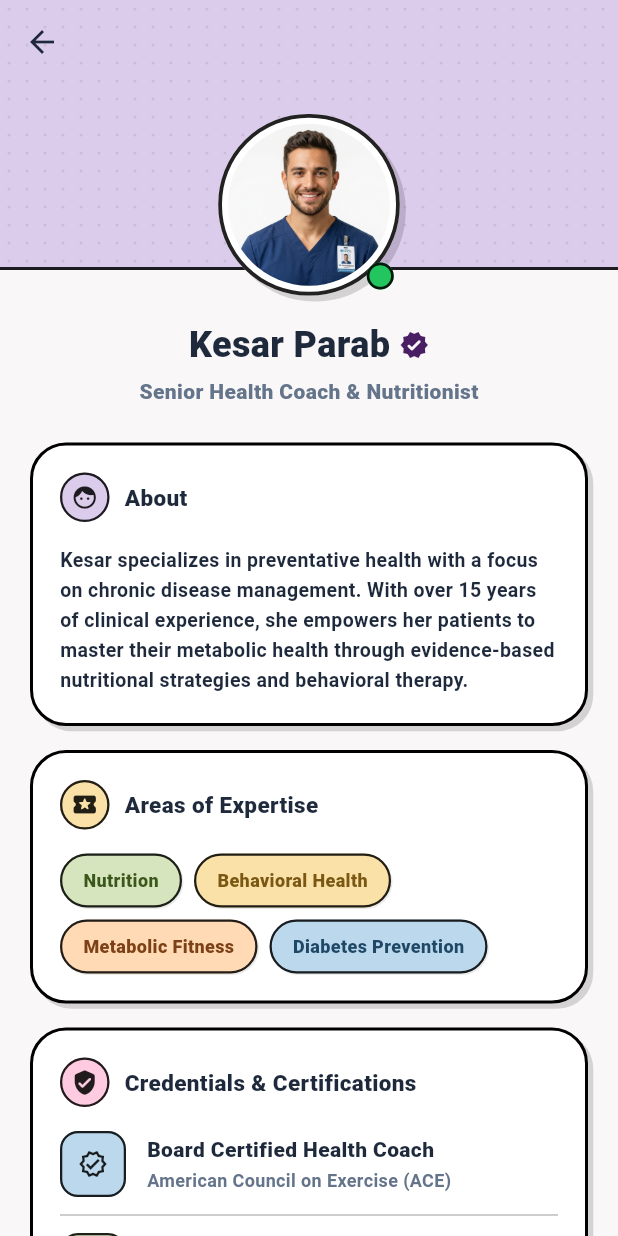
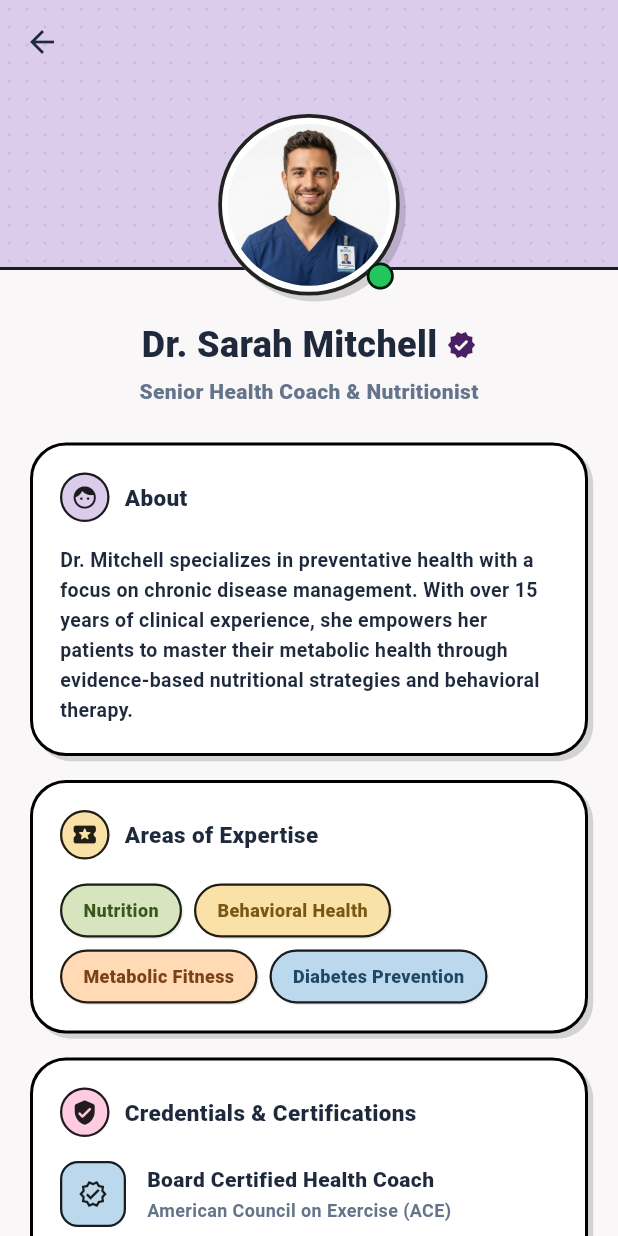
Before and after one commit to KesarPP/DPPHealis, a Flutter app: the CoachProfileScreen screen opened directly, on a phone screen of 412 x 824 dp. Run offline on Flutter 3.47's test engine with Material 3 defaults, Android fonts, the phone set to English and light mode, and no system bars; our stand-ins replace cloud_firestore, firebase_auth, firebase_core, fl_chart, font_awesome_flutter, image_picker and 4 more; accounts and stored records are empty; statements that could not run were skipped.

Commit message:
Keep Dr. Sarah Mitchell as the default fallback coach and prioritize custom coach profiles when Firestore is queried

```diff
--- a/lib/models/coach_profile.dart
+++ b/lib/models/coach_profile.dart
@@ -38,8 +38,7 @@ class CoachProfile {
     final email = map['email'] as String? ?? defaultEmail;
     final isDefaultCoach = email.toLowerCase() == 'coach@healis.org' ||
                            email.toLowerCase() == 'sarah.mitchell@healis.org' ||
-                           email.toLowerCase() == 'default_coach' ||
-                           email.toLowerCase() == 'kesar.parab@healis.org';
+                           email.toLowerCase() == 'default_coach';
 
     final rawCredentials = map['credentials'] as List<dynamic>?;
     final List<Map<String, String>> parsedCredentials = [];
@@ -67,7 +66,7 @@ class CoachProfile {
       title: map['title'] as String? ?? (isDefaultCoach ? 'Senior Health Coach & Nutritionist' : ''),
       about: map['about'] as String? ??
           (isDefaultCoach
-              ? 'Kesar specializes in preventative health with a focus on chronic disease management. With over 15 years of clinical experience, she empowers her patients to master their metabolic health through evidence-based nutritional strategies and behavioral therapy.'
+              ? 'Dr. Mitchell specializes in preventative health with a focus on chronic disease management. With over 15 years of clinical experience, she empowers her patients to master their metabolic health through evidence-based nutritional strategies and behavioral therapy.'
               : ''),
       specializations: parsedSpecs,
       credentials: parsedCredentials.isNotEmpty
--- a/lib/screens/coach_chat_screen.dart
+++ b/lib/screens/coach_chat_screen.dart
@@ -46,7 +46,7 @@ class _CoachChatScreenState extends State<CoachChatScreen> {
   final List<Map<String, dynamic>> _messages = [
     {
       'isUser': false,
-      'text': 'Hi Jannice! I am Kesar Parab, your dedicated health coach. How are you feeling today?',
+      'text': 'Hi Jannice! I am Dr. Sarah Mitchell, your dedicated health coach. How are you feeling today?',
       'time': '09:00 AM',
     },
     {
@@ -242,7 +242,7 @@ Widget build(BuildContext context) {
         IconButton(
           icon: const Icon(Icons.phone_outlined, color: GelatoTheme.textDark, size: 22),
           onPressed: () {
-            final name = _coachProfile?.name ?? 'Kesar Parab';
+            final name = _coachProfile?.name ?? 'Dr. Sarah Mitchell';
             ScaffoldMessenger.of(context).showSnackBar(
               SnackBar(
                 content: Text('Starting voice call with $name...'),
@@ -254,7 +254,7 @@ Widget build(BuildContext context) {
         IconButton(
           icon: const Icon(Icons.videocam_outlined, color: GelatoTheme.textDark, size: 22),
           onPressed: () {
-            final name = _coachProfile?.name ?? 'Kesar Parab';
+            final name = _coachProfile?.name ?? 'Dr. Sarah Mitchell';
             ScaffoldMessenger.of(context).showSnackBar(
               SnackBar(
                 content: Text('Starting video call with $name...'),
@@ -279,7 +279,7 @@ Widget build(BuildContext context) {
             itemCount: _messages.length + 1, // +1 for the welcome header card
             itemBuilder: (context, index) {
               if (index == 0) {
-                return _buildWelcomeCard(_coachProfile?.name ?? 'Kesar Parab');
+                return _buildWelcomeCard(_coachProfile?.name ?? 'Dr. Sarah Mitchell');
               }
               final message = _messages[index - 1];
               final isUser = message['isUser'] as bool;
@@ -351,7 +351,7 @@ Widget _buildWelcomeCard(String coachName) {
         ),
         const SizedBox(height: 12),
         Text(
-          '${coachName == 'Kesar Parab' ? 'Kesar' : coachName} is here to guide you through your Diabetes Prevention Program. Ask about meal planning, increasing fitness, or review metabolic health insights together.',
+          '${coachName == 'Dr. Sarah Mitchell' ? 'Dr. Mitchell' : coachName} is here to guide you through your Diabetes Prevention Program. Ask about meal planning, increasing fitness, or review metabolic health insights together.',
           style: const TextStyle(
             fontSize: 13,
             color: GelatoTheme.textDark,
--- a/lib/screens/coach_profile_screen.dart
+++ b/lib/screens/coach_profile_screen.dart
@@ -179,7 +179,7 @@ class _CoachProfileScreenState extends State<CoachProfileScreen> {
                             mainAxisAlignment: MainAxisAlignment.center,
                             children: [
                               Text(
-                                _profile?.name ?? 'Kesar Parab',
+                                _profile?.name ?? 'Dr. Sarah Mitchell',
                                 style: const TextStyle(
                                   fontSize: 24,
                                   fontWeight: FontWeight.w900,
@@ -543,7 +543,7 @@ class _CoachProfileScreenState extends State<CoachProfileScreen> {
               ),
               const SizedBox(height: 8),
               Text(
-                'Select a session time to speak with ${_profile?.name ?? 'Kesar Parab'} directly via video call.',
+                'Select a session time to speak with ${_profile?.name ?? 'Dr. Sarah Mitchell'} directly via video call.',
                 style: const TextStyle(
                   fontSize: 12,
                   fontWeight: FontWeight.bold,
@@ -607,7 +607,7 @@ class _CoachProfileScreenState extends State<CoachProfileScreen> {
           ],
         ),
         content: Text(
-          'Your session with ${_profile?.name ?? 'Kesar Parab'} has been scheduled for $slot.\n\nA link to the video room will be sent in your chat before the meeting starts.',
+          'Your session with ${_profile?.name ?? 'Dr. Sarah Mitchell'} has been scheduled for $slot.\n\nA link to the video room will be sent in your chat before the meeting starts.',
           style: const TextStyle(
             fontSize: 13,
             fontWeight: FontWeight.w600,
--- a/lib/services/auth_service.dart
+++ b/lib/services/auth_service.dart
@@ -320,7 +320,7 @@ class AuthService {
       await Future.delayed(const Duration(milliseconds: 200));
       await prefs.setBool('is_logged_in', true);
       await prefs.setString('user_role', 'coach');
-      await prefs.setString('last_user_name', 'Kesar Parab');
+      await prefs.setString('last_user_name', 'Dr. Sarah Mitchell');
       await prefs.setString('last_user_email', email);
       return null;
     }
@@ -408,8 +408,8 @@ class AuthService {
   /// Retrieves a specific coach's profile by UID, falling back to SharedPreferences and defaults.
   Future<CoachProfile> getCoachProfile(String uid) async {
     try {
-      final defaultName = 'Kesar Parab';
-      final defaultEmail = 'coach@healis.org';
+      final defaultName = 'Dr. Sarah Mitchell';
+      final defaultEmail = 'sarah.mitchell@healis.org';
 
       // 1. Try fetching from Firestore
       final firestore = _firestore;
@@ -431,14 +431,14 @@ class AuthService {
     } catch (_) {}
 
     // 3. Fallback to default CoachProfile
-    return CoachProfile.fromMap({'uid': uid}, defaultName: 'Kesar Parab', defaultEmail: 'coach@healis.org');
+    return CoachProfile.fromMap({'uid': uid}, defaultName: 'Dr. Sarah Mitchell', defaultEmail: 'sarah.mitchell@healis.org');
   }
 
   /// Retrieves the first available coach profile, or falls back to last_coach_profile / defaults.
   Future<CoachProfile> getFirstCoachProfile() async {
     try {
-      final defaultName = 'Kesar Parab';
-      final defaultEmail = 'coach@healis.org';
+      final defaultName = 'Dr. Sarah Mitchell';
+      final defaultEmail = 'sarah.mitchell@healis.org';
 
       // 1. Try fetching first from Firestore
       final firestore = _firestore;
@@ -471,7 +471,7 @@ class AuthService {
     } catch (_) {}
 
     // 3. Fallback to default
-    return CoachProfile.fromMap({'uid': 'default_coach'}, defaultName: 'Kesar Parab', defaultEmail: 'coach@healis.org');
+    return CoachProfile.fromMap({'uid': 'default_coach'}, defaultName: 'Dr. Sarah Mitchell', defaultEmail: 'sarah.mitchell@healis.org');
   }
 }
 
```
Also changed, not shown: 1 other file.
